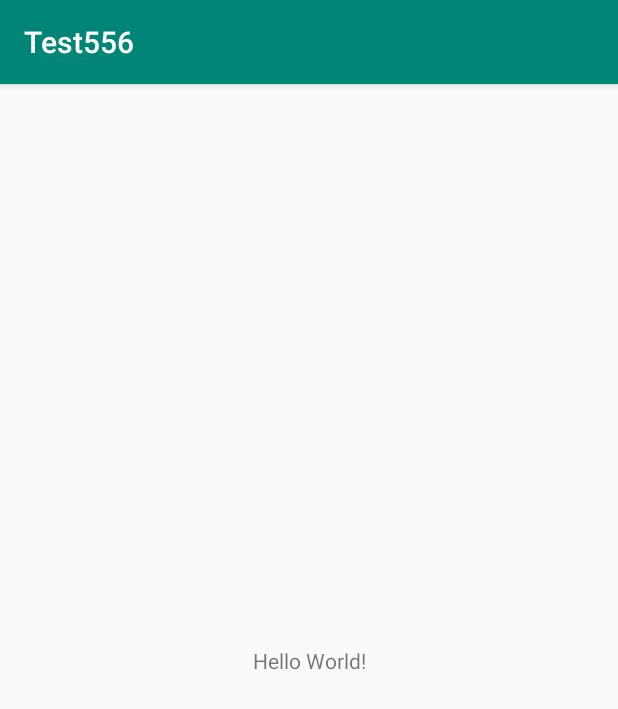
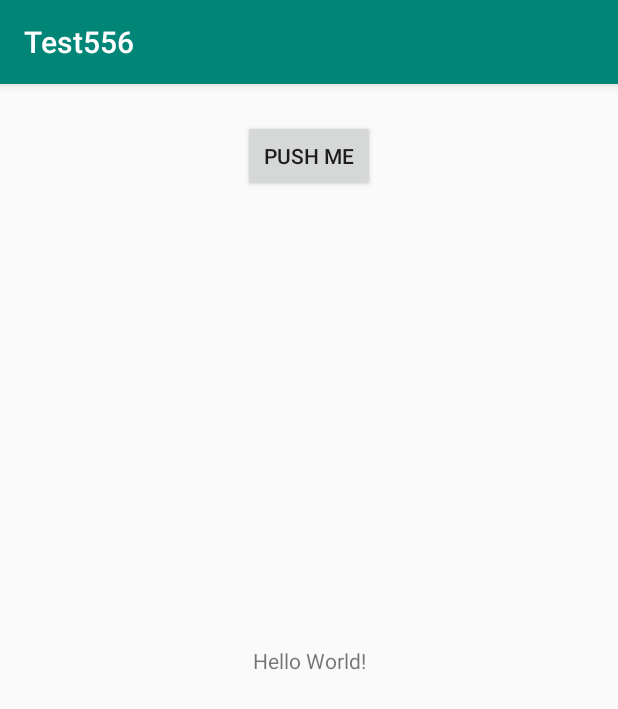
Before and after one commit to kirilldyakov/test556, an Android app: the screen it shows after launch (MainActivity), on a phone screen of 412 x 824 dp. Shown: the top 709 px of the screen. Run offline under Robolectric (Android 15) with nearby library versions, the phone set to English and light mode, and no system bars.

Commit message:
tst-01 Добавлена кнопка Push me

```diff
--- a/app/src/main/res/layout/activity_main.xml
+++ b/app/src/main/res/layout/activity_main.xml
@@ -15,4 +15,12 @@
         app:layout_constraintRight_toRightOf="parent"
         app:layout_constraintTop_toTopOf="parent" />
 
+    <Button
+        android:layout_width="wrap_content"
+        android:layout_height="wrap_content"
+        android:layout_marginTop="24dp"
+        android:text="Push me"
+        app:layout_constraintEnd_toEndOf="parent"
+        app:layout_constraintStart_toStartOf="parent"
+        app:layout_constraintTop_toTopOf="parent" />
 </androidx.constraintlayout.widget.ConstraintLayout>
```
